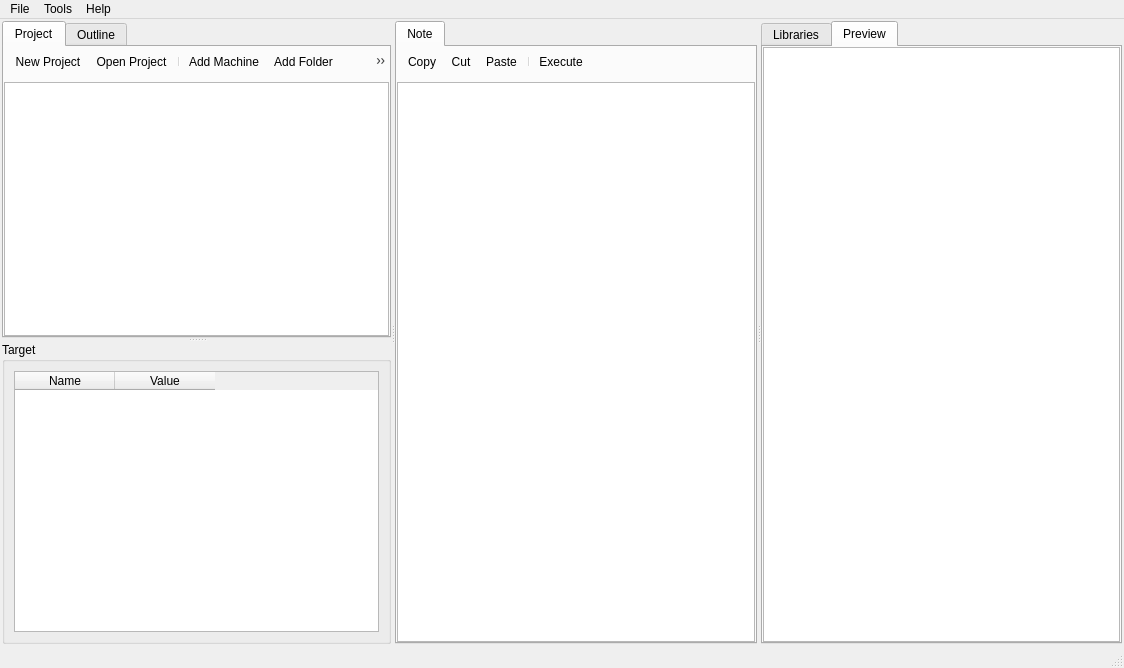
Old version of the form src/mainwindow.ui in the repository hildgerald/CyberNoteQt.
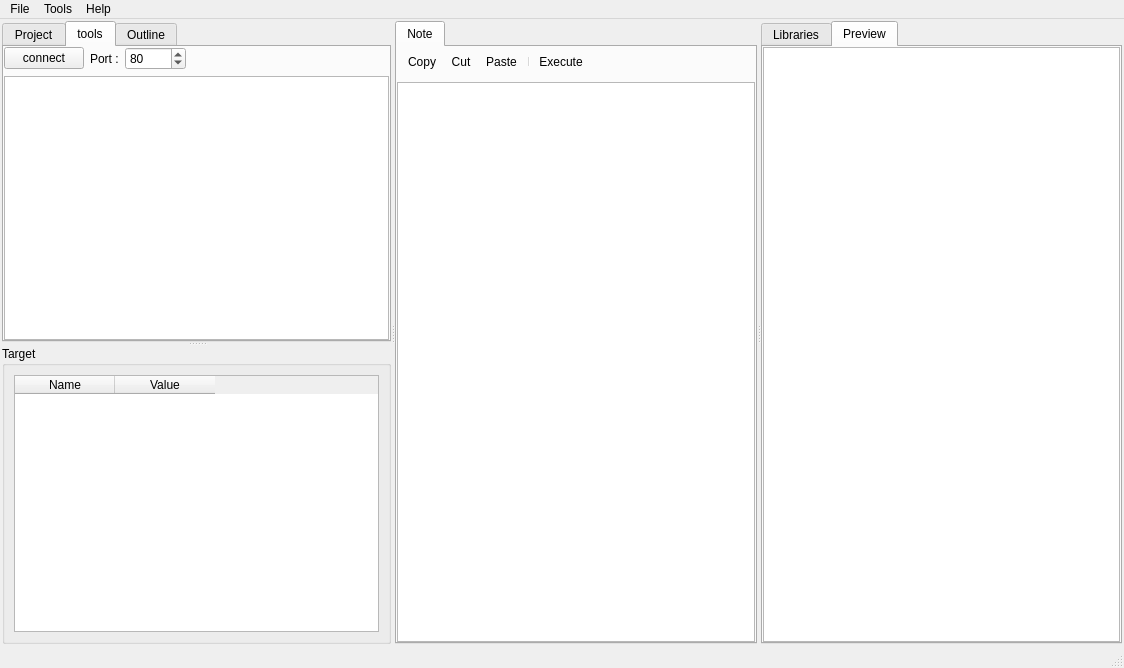
New version of the form. The open tabs and pages were chosen to show the change. Icons and pictures are not drawn. Custom widgets are drawn as their Qt base class.

What changed in the file:
```diff
--- a/src/mainwindow.ui
+++ b/src/mainwindow.ui
@@ -74,6 +74,54 @@
           </item>
          </layout>
         </widget>
+        <widget class="QWidget" name="tabToolsPage">
+         <attribute name="title">
+          <string>tools</string>
+         </attribute>
+         <layout class="QVBoxLayout" name="verticalLayout_tools">
+          <property name="leftMargin"><number>0</number></property>
+          <property name="topMargin"><number>0</number></property>
+          <property name="rightMargin"><number>0</number></property>
+          <property name="bottomMargin"><number>0</number></property>
+          <item>
+           <layout class="QHBoxLayout" name="horizontalLayout_toolsServer">
+            <item>
+             <widget class="QPushButton" name="toolsConnectButton">
+              <property name="text"><string>connect</string></property>
+             </widget>
+            </item>
+            <item>
+             <widget class="QLabel" name="labelToolsPort">
+              <property name="text"><string>Port :</string></property>
+             </widget>
+            </item>
+            <item>
+             <widget class="QSpinBox" name="toolsPortSpin">
+              <property name="minimum"><number>1</number></property>
+              <property name="maximum"><number>65535</number></property>
+              <property name="value"><number>80</number></property>
+             </widget>
+            </item>
+            <item>
+             <spacer name="horizontalSpacer_tools">
+              <property name="orientation"><enum>Qt::Horizontal</enum></property>
+              <property name="sizeHint" stdset="0"><size><width>40</width><height>20</height></size></property>
+             </spacer>
+            </item>
+           </layout>
+          </item>
+          <item>
+           <widget class="QTreeWidget" name="treeTools">
+            <property name="headerHidden">
+             <bool>true</bool>
+            </property>
+            <column>
+             <property name="text"><string>1</string></property>
+            </column>
+           </widget>
+          </item>
+         </layout>
+        </widget>
         <widget class="QWidget" name="tabOutlinePage">
          <attribute name="title">
           <string>Outline</string>
```
Left out of the diff: 10 changed lines with no effect on the pictures.
